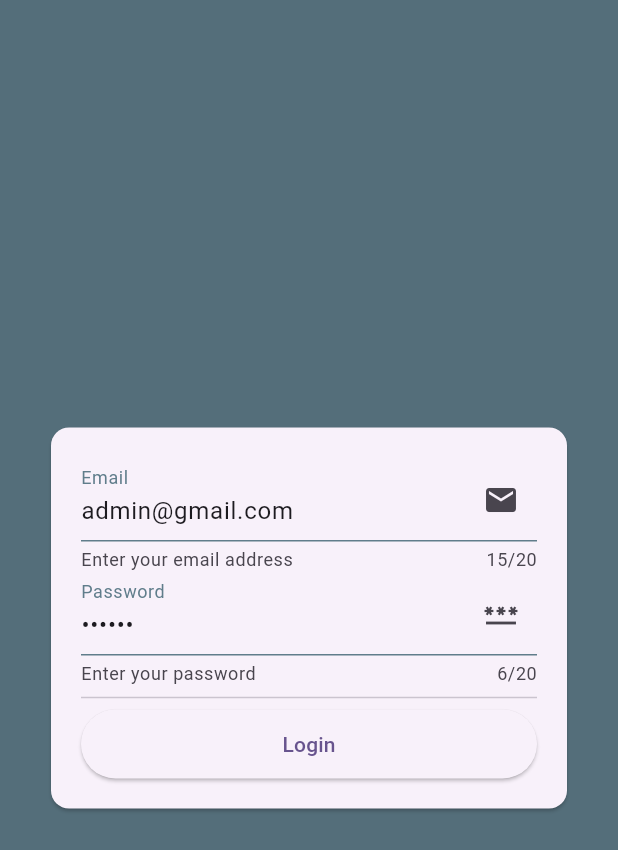
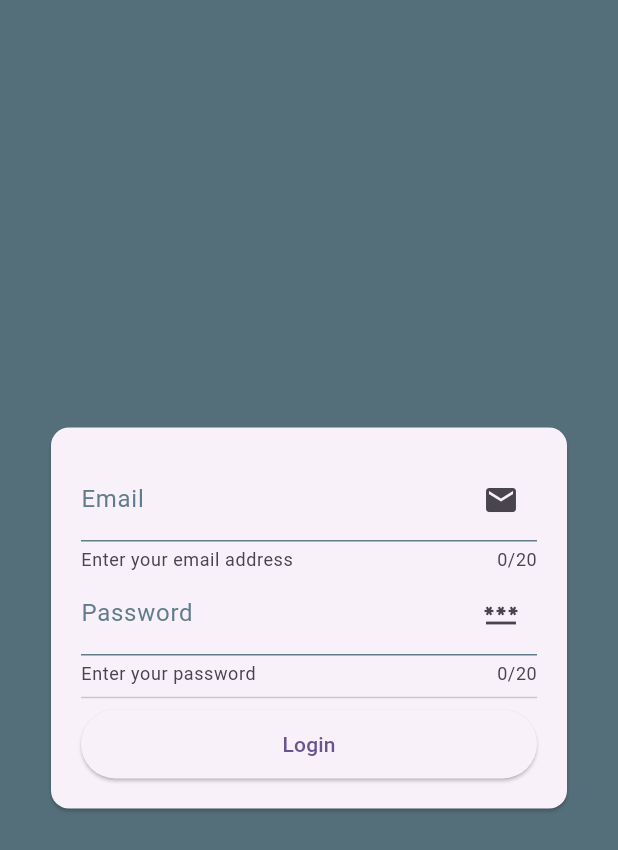
Before and after one commit to purniawan4905/login_logout_registrasi, a Flutter app: the screen it shows after launch, on a phone screen of 412 x 824 dp. Shown: the top 850 px of the screen. Run offline on Flutter 3.47's test engine with Material 3 defaults, Android fonts, the phone set to English and light mode, and no system bars; our stand-ins replace firebase_auth, firebase_core; accounts and stored records are empty.

Commit message:
hapus dulu initialvalue

```diff
--- a/lib/module/login/view/login_view.dart
+++ b/lib/module/login/view/login_view.dart
@@ -20,7 +20,7 @@ class LoginView extends StatefulWidget {
                 child: Column(
                   children: [
                     TextFormField(
-                      initialValue: 'admin@gmail.com',
+                      // initialValue: 'admin@gmail.com',
                       maxLength: 20,
                       decoration: const InputDecoration(
                         labelText: 'Email',
@@ -42,7 +42,7 @@ class LoginView extends StatefulWidget {
                       },
                     ),
                     TextFormField(
-                      initialValue: '123456',
+                      // initialValue: '123456',
                       maxLength: 20,
                       obscureText: true,
                       decoration: const InputDecoration(
```
